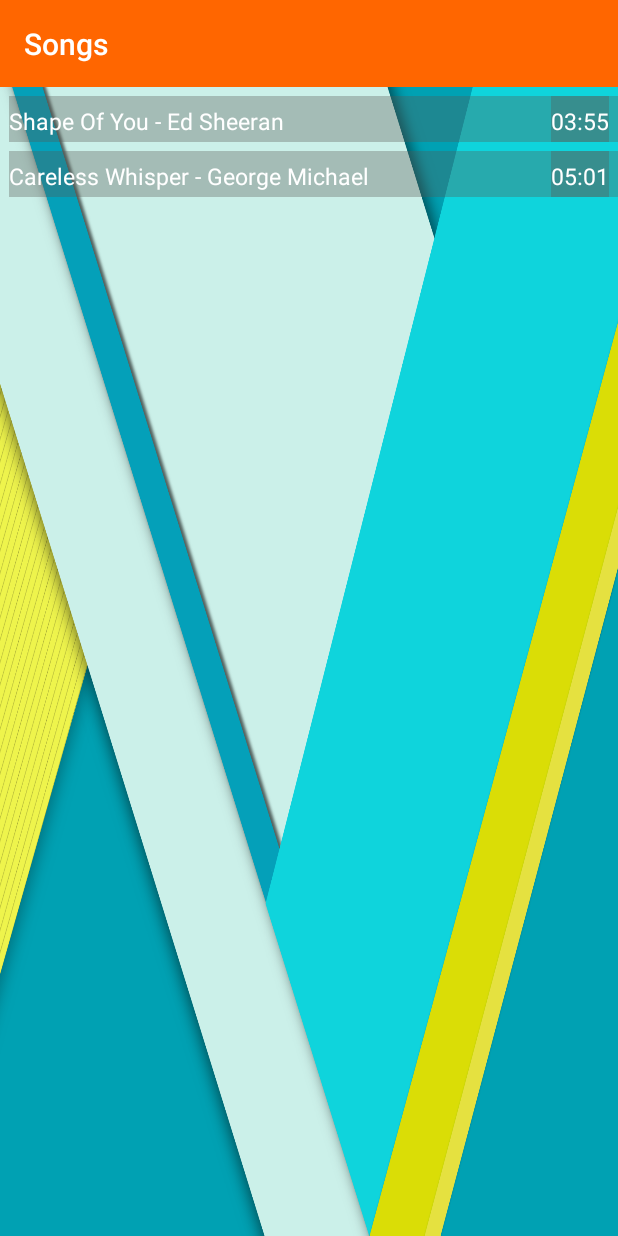
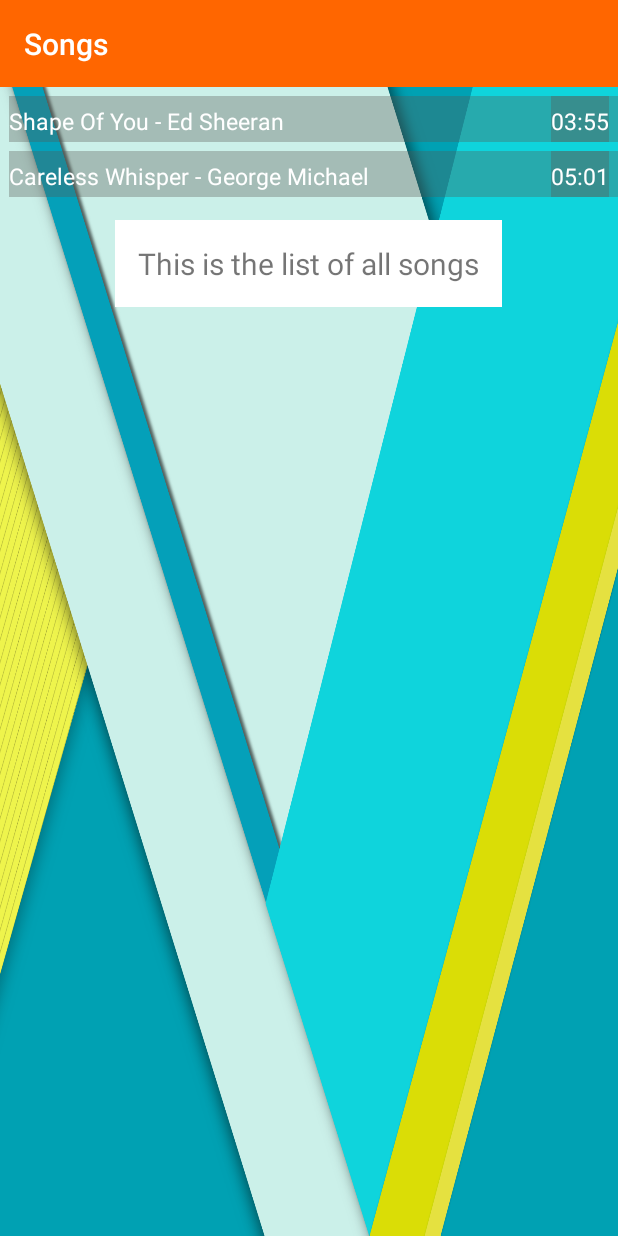
Before and after one commit to Sumedha/EAudioPlayer, an Android app: the screen it shows after launch (Songs), after a tap on "SONGS", on a phone screen of 412 x 824 dp. Run offline under Robolectric (Android 15) with nearby library versions, the phone set to English and light mode, and no system bars.

Commit message:
Added TextViews with descriptions!

```diff
--- a/app/src/main/res/layout/activity_eaudio_player.xml
+++ b/app/src/main/res/layout/activity_eaudio_player.xml
@@ -178,5 +178,8 @@
                 android:backgroundTint="#FFFFFF"
                 android:onClick="exit" />
         </LinearLayout>
+
     </LinearLayout>
+
+
 </ScrollView>
--- a/app/src/main/res/layout/activity_songs.xml
+++ b/app/src/main/res/layout/activity_songs.xml
@@ -86,4 +86,14 @@
             android:textSize="15sp" />
     </RelativeLayout>
 
+    <TextView
+        android:layout_width="wrap_content"
+        android:layout_height="wrap_content"
+        android:layout_gravity="center_horizontal"
+        android:layout_marginBottom="15dp"
+        android:layout_marginTop="15dp"
+        android:background="#FFFFFF"
+        android:padding="15dp"
+        android:text="This is the list of all songs"
+        android:textSize="20sp" />
 </LinearLayout>
```
Also changed, not shown: app/src/main/res/layout/activity_albums.xml (+9 -0 lines), app/src/main/res/layout/activity_artists.xml (+10 -0 lines), app/src/main/res/layout/activity_buy_music.xml (+11 -0 lines), app/src/main/res/layout/activity_genres.xml (+12 -0 lines), app/src/main/res/layout/activity_main.xml (+10 -0 lines), app/src/main/res/layout/activity_playlists.xml (+11 -0 lines).
